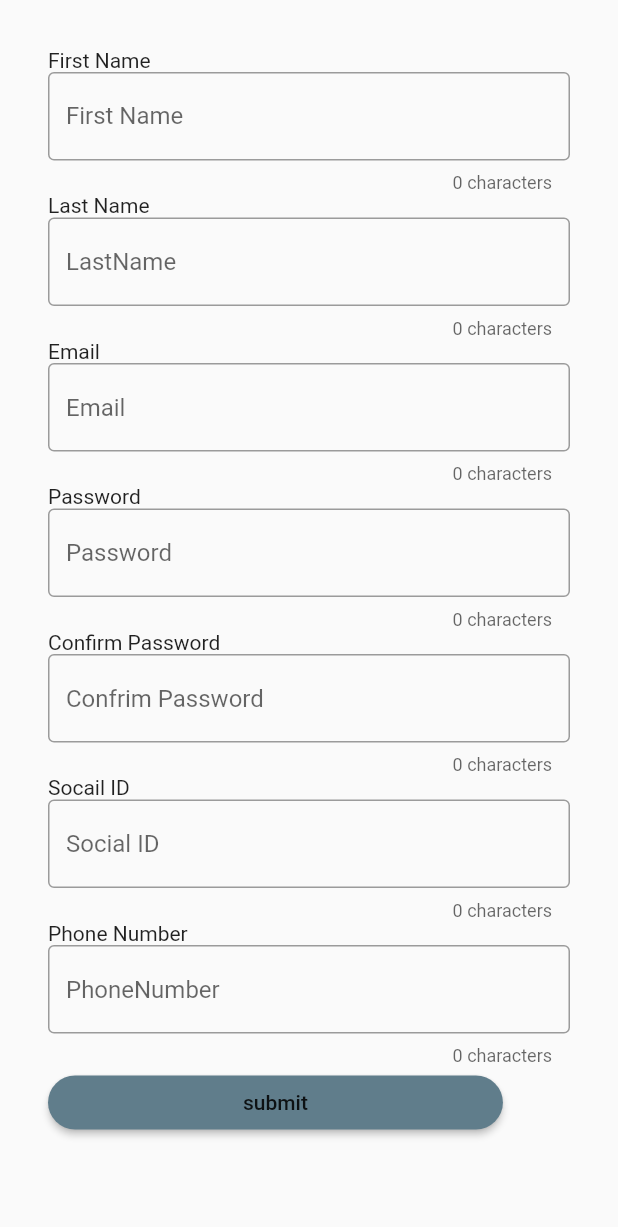
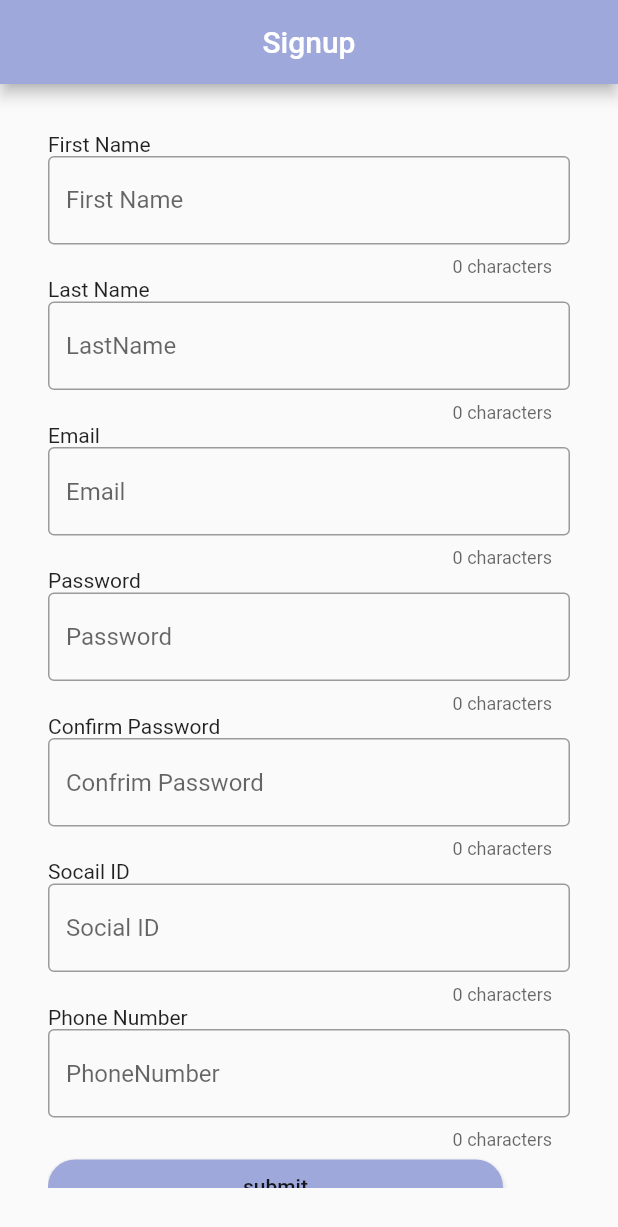
Before and after one commit to monikaMagdy/Event-Ogranizer, a Flutter app: the screen it shows after launch, after a tap on "Signup", on a phone screen of 412 x 824 dp. Shown: the top 1227 px of the screen. Run offline on Flutter 3.47's test engine with Material 2 defaults, Android fonts, the phone set to English and light mode, and no system bars; our stand-ins replace simple_animations.

Commit message:
loginMediaQuery

```diff
--- a/lib/loginpage.dart
+++ b/lib/loginpage.dart
@@ -43,10 +43,12 @@ class _LoginForm extends State<LoginForm> {
 
   @override
   Widget build(BuildContext context) {
+    var screenSize = MediaQuery.of(context).size;
     return Scaffold(
-      backgroundColor: Colors.white,
       body: Container(
-        child: Column(
+        width: screenSize.width,
+        height: screenSize.height,
+        child: ListView(
           children: <Widget>[
             Container(
               height: 300,
@@ -58,8 +60,6 @@ class _LoginForm extends State<LoginForm> {
               ),
               child: Stack(
                 children: <Widget>[
-                  FadeAnimation(
-                    1,
                   Positioned(
                     left: 30,
                     width: 80,
@@ -72,9 +72,8 @@ class _LoginForm extends State<LoginForm> {
                       ),
                     ),
                   ),
-                  ),
                   FadeAnimation(
-                    1.3,
+                    1.6,
                     Positioned(
                       left: 140,
                       width: 80,
@@ -88,8 +87,6 @@ class _LoginForm extends State<LoginForm> {
                       ),
                     ),
                   ),
-                  FadeAnimation(
-                    1.5,
                   Positioned(
                     right: 40,
                     top: 40,
@@ -103,9 +100,6 @@ class _LoginForm extends State<LoginForm> {
                       ),
                     ),
                   ),
-                  ),
-                  FadeAnimation(
-                      1.6,
                   Positioned(
                     child: Container(
                       margin: EdgeInsets.only(top: 50),
@@ -120,7 +114,7 @@ class _LoginForm extends State<LoginForm> {
                         ),
                       ),
                     ),
-                      )),
+                  ),
                 ],
               ),
             ),
@@ -128,7 +122,6 @@ class _LoginForm extends State<LoginForm> {
               padding: const EdgeInsets.all(20.0),
               child: new Form(
                 key: formKey,
-                child: SingleChildScrollView(
                 child: Column(
                   crossAxisAlignment: CrossAxisAlignment.start,
                   children: <Widget>[
@@ -188,7 +181,7 @@ class _LoginForm extends State<LoginForm> {
                             shape: RoundedRectangleBorder(
                               borderRadius: BorderRadius.circular(40),
                             ),
-                              color: Colors.blueGrey,
+                            color: Colors.indigo[200],
                             padding: EdgeInsets.only(
                               left: 140.0,
                               right: 140.0,
@@ -215,9 +208,8 @@ class _LoginForm extends State<LoginForm> {
                               borderRadius: BorderRadius.circular(30),
                             ),
                             highlightElevation: 0,
-                              color: Colors.blueGrey,
-                              padding:
-                                  EdgeInsets.only(left: 130.0, right: 130.0),
+                            color: Colors.indigo[200],
+                            padding: EdgeInsets.only(left: 130.0, right: 130.0),
                             child: Column(
                               children: <Widget>[
                                 Text("Signup"),
@@ -231,7 +223,6 @@ class _LoginForm extends State<LoginForm> {
                 ),
               ),
             ),
-            ),
           ],
         ),
       ),
--- a/lib/signup.dart
+++ b/lib/signup.dart
@@ -221,7 +221,7 @@ class _SignUpForm extends State<SignUpForm> {
                   borderRadius: BorderRadius.circular(40),
                 ),
                 highlightElevation: 0,
-                color: Colors.blueGrey,
+                color: Colors.indigo[200],
                 padding: EdgeInsets.only(left: 130.0, right: 130.0),
                 child: Column(
                   children: <Widget>[
@@ -239,6 +239,11 @@ class _SignUpForm extends State<SignUpForm> {
       title: 'SignUp',
       //theme: ThemeData.dark(),
       home: Scaffold(
+        appBar: AppBar(
+          backgroundColor: Colors.indigo[200],
+          centerTitle: true,
+          title: Text("Signup"),
+        ),
         body: form,
       ),
     );
```
Also changed, not shown: lib/buttomMenu.dart (+0 -42 lines). Lines whose indentation alone changed are shown as unchanged.
